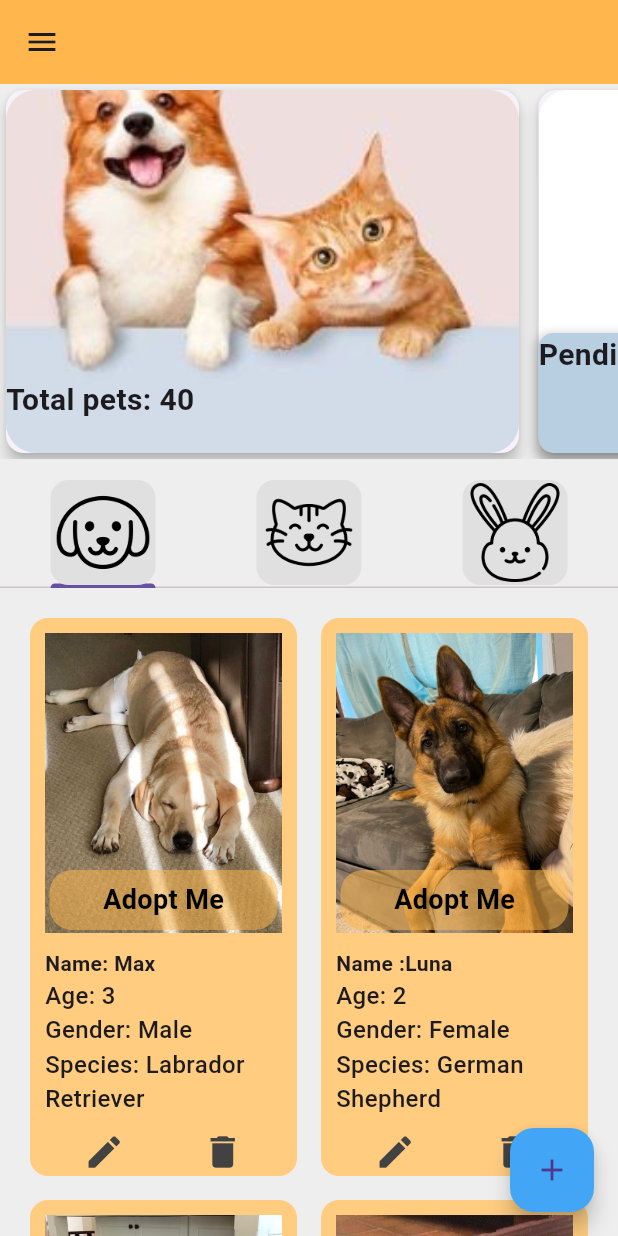
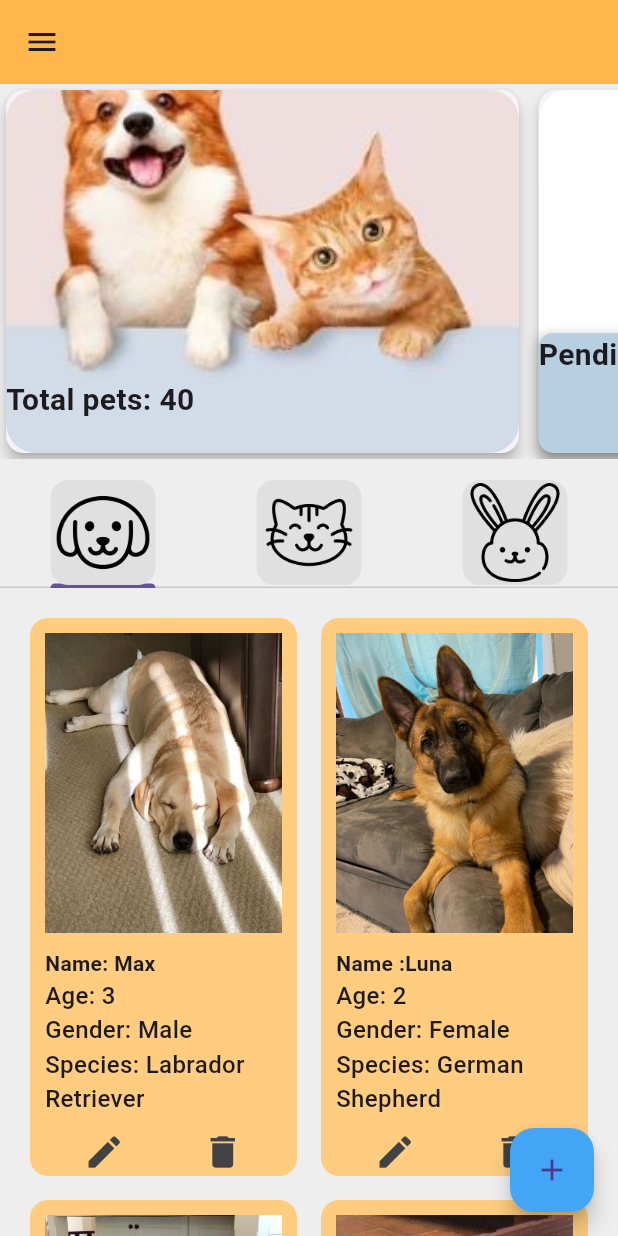
Before and after one commit to kalkidanteklay/flutter-2024-proj, a Flutter app: the screen it shows after launch, on a phone screen of 412 x 824 dp. Run offline on Flutter 3.47's test engine with Material 3 defaults, Android fonts, the phone set to English and light mode, and no system bars.

Commit message:
made modifications

```diff
--- a/flutter_pet_pal/lib/presentation/widgets/admin_tiles.dart
+++ b/flutter_pet_pal/lib/presentation/widgets/admin_tiles.dart
@@ -36,19 +36,19 @@ class AllTile extends StatelessWidget {
                 height: 200,
                 fit: BoxFit.fill,
               ),
-              Positioned(
-                  bottom: 2,
-                  left: 3,
-                  right: 3,
-                  child: MyButton(
-                    text: 'Adopt Me',
-                    onTap: () {
-                      Navigator.pushNamed(context, '/form_page');
-                    },
-                    height: 40,
-                    width: 60,
-                    myColor: Color.fromRGBO(255, 184, 77, 0.525),
-                  ))
+            //   Positioned(
+            //       bottom: 2,
+            //       left: 3,
+            //       right: 3,
+            //       child: MyButton(
+            //         text: 'Adopt Me',
+            //         onTap: () {
+            //           Navigator.pushNamed(context, '/form_page');
+            //         },
+            //         height: 40,
+            //         width: 60,
+            //         myColor: Color.fromRGBO(255, 184, 77, 0.525),
+            //       ))
             ]),
 
             //name
```
